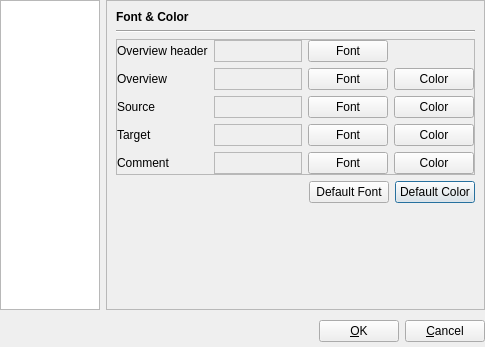
Before: the Qt Designer form pootling/ui/Preference.ui in cc-archive/pootle, drawn with Qt 5.
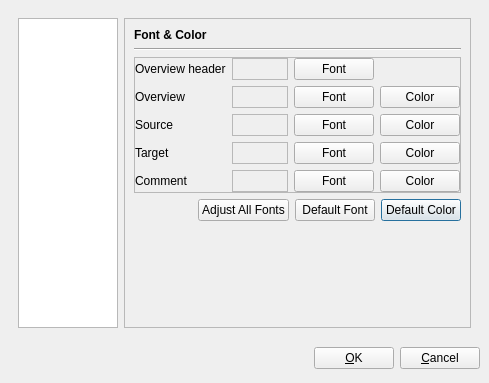
After: the same form once the commit is applied. The open tabs and pages were chosen to show the change.

Commit message: adding adjust all fonts button in preference

Patch:
```diff
--- a/pootling/ui/Preference.ui
+++ b/pootling/ui/Preference.ui
@@ -5,7 +5,7 @@
    <rect>
     <x>0</x>
     <y>0</y>
-    <width>485</width>
+    <width>483</width>
     <height>333</height>
    </rect>
   </property>
@@ -22,7 +22,7 @@
   </property>
   <layout class="QGridLayout" >
    <property name="margin" >
-    <number>0</number>
+    <number>9</number>
    </property>
    <property name="spacing" >
     <number>6</number>
@@ -37,7 +37,7 @@
      </property>
      <layout class="QGridLayout" >
       <property name="margin" >
-       <number>0</number>
+       <number>9</number>
       </property>
       <property name="spacing" >
        <number>6</number>
@@ -363,7 +363,20 @@
           <property name="spacing" >
            <number>6</number>
           </property>
-          <item row="3" column="2" >
+          <item row="4" column="0" colspan="2" >
+           <spacer>
+            <property name="orientation" >
+             <enum>Qt::Vertical</enum>
+            </property>
+            <property name="sizeHint" >
+             <size>
+              <width>20</width>
+              <height>61</height>
+             </size>
+            </property>
+           </spacer>
+          </item>
+          <item row="3" column="3" >
            <widget class="QPushButton" name="bntDefaultsColor" >
             <property name="whatsThis" >
              <string>&lt;h3>Defaults Color&lt;/h3>Once this button is clicked, Overview, Source, Target and Comment will be set to default color, black.</string>
@@ -373,7 +386,7 @@
             </property>
            </widget>
           </item>
-          <item row="3" column="1" >
+          <item row="3" column="2" >
            <widget class="QPushButton" name="bntDefaultsFont" >
             <property name="whatsThis" >
              <string>&lt;h3>Defaults Font&lt;/h3>Once this button is clicked, Overview, Source, Target and Comment will be set to default font, Serif, 10.</string>
@@ -383,7 +396,7 @@
             </property>
            </widget>
           </item>
-          <item row="2" column="0" colspan="3" >
+          <item row="2" column="0" colspan="4" >
            <widget class="QFrame" name="frame2" >
             <property name="sizePolicy" >
              <sizepolicy>
@@ -672,27 +685,14 @@
             </layout>
            </widget>
           </item>
-          <item row="4" column="0" >
-           <spacer>
-            <property name="orientation" >
-             <enum>Qt::Vertical</enum>
-            </property>
-            <property name="sizeHint" >
-             <size>
-              <width>20</width>
-              <height>61</height>
-             </size>
-            </property>
-           </spacer>
-          </item>
-          <item row="1" column="0" colspan="3" >
+          <item row="1" column="0" colspan="4" >
            <widget class="Line" name="line_2" >
             <property name="orientation" >
              <enum>Qt::Horizontal</enum>
             </property>
            </widget>
           </item>
-          <item row="0" column="0" colspan="3" >
+          <item row="0" column="0" colspan="4" >
            <widget class="QLabel" name="label_4" >
             <property name="font" >
              <font>
@@ -718,6 +718,13 @@
             </property>
            </spacer>
           </item>
+          <item row="3" column="1" >
+           <widget class="QPushButton" name="bntAdjustAllFont" >
+            <property name="text" >
+             <string>Adjust All Fonts</string>
+            </property>
+           </widget>
+          </item>
          </layout>
         </widget>
         <widget class="QWidget" name="TM_Glossary " >
```
The commit also changes 1 other file.
